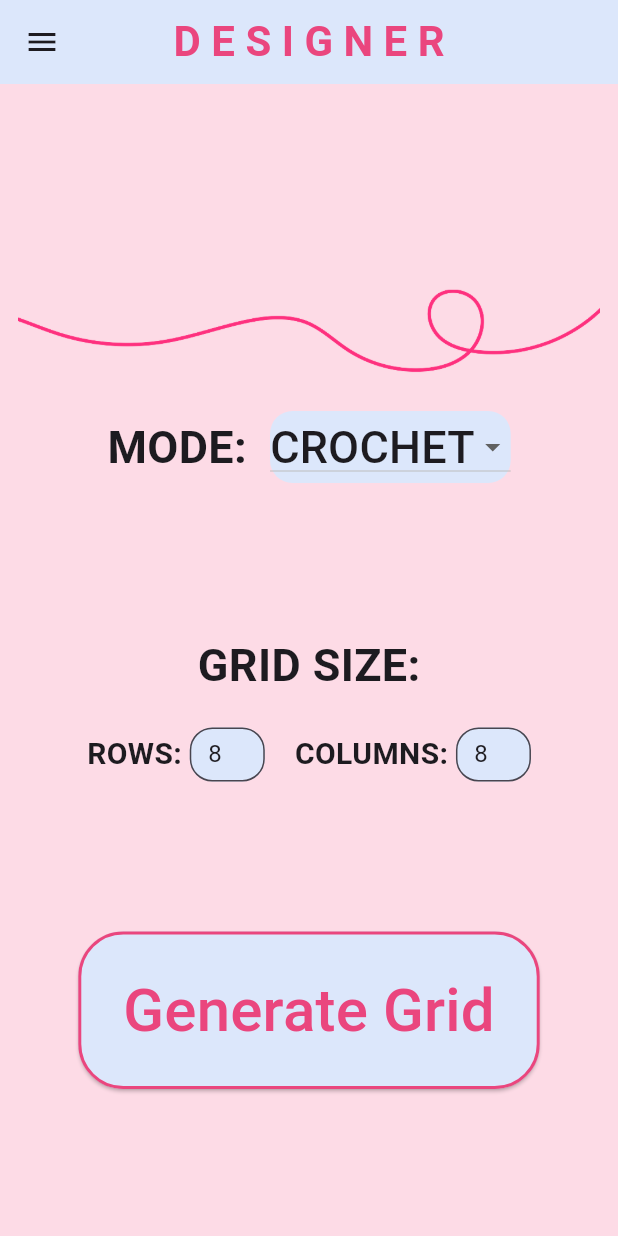
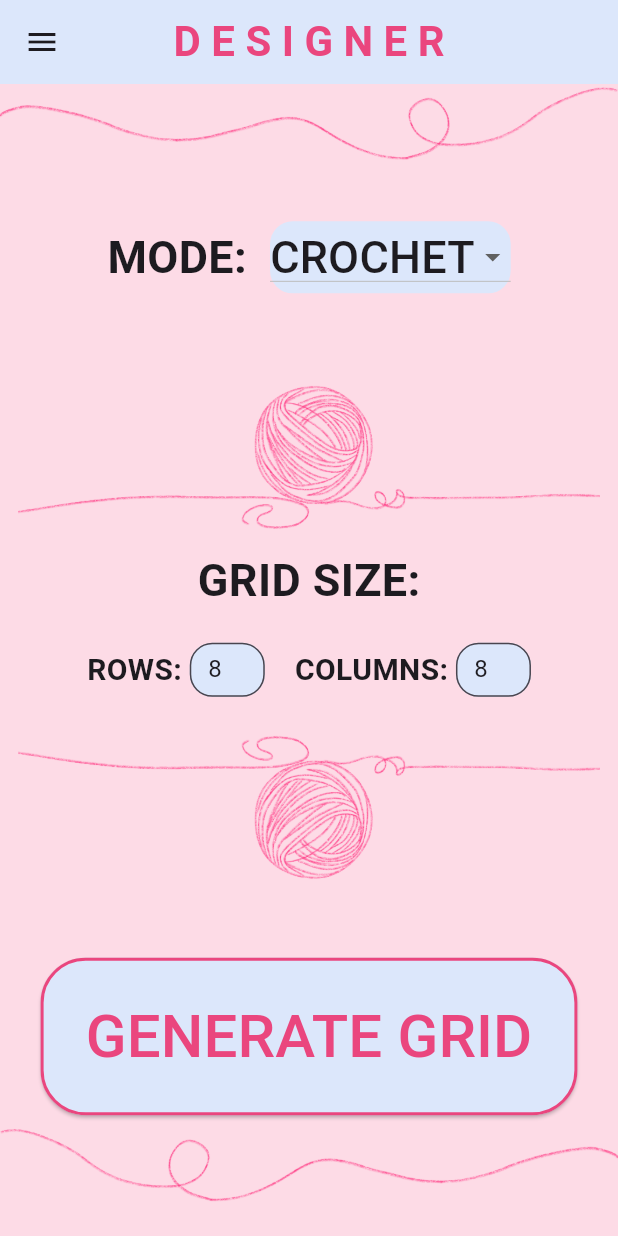
Before and after one commit to Ayesha-Jan/stitch-atlas, a Flutter app: the Designer screen opened by its route, on a phone screen of 412 x 824 dp. Run offline on Flutter 3.47's test engine with Material 3 defaults, Android fonts, the phone set to English and light mode, and no system bars; our stand-ins replace flutter_colorpicker, flutter_svg.

Commit message:
Adding images to the designer page

```diff
--- a/lib/pages/designer.dart
+++ b/lib/pages/designer.dart
@@ -70,21 +70,24 @@ class _DesignerState extends State<Designer> {
 
       body: Container(
         color: Color(0xFFFDDBE6),
+        child: Column(
+          children: [
+            Image.asset(
+              'assets/images/string.png',
+              width: double.infinity,
+              fit: BoxFit.fitWidth,
+            ),
+            Expanded(
               child: Padding(
                 padding: EdgeInsets.all(12),
                 child: Column(
-            mainAxisAlignment: MainAxisAlignment.center,
                   children: [
-              Image.asset(
-                'assets/images/string.png',
-                height: 100,
-                width: double.infinity,
-                fit: BoxFit.fitWidth,
-              ),
-              SizedBox(height: 20),
                     Row(
                       mainAxisAlignment: MainAxisAlignment.center,
                       children: [
+
+                        SizedBox(height: 100),
+
                         Text(
                           "MODE:  ",
                           style: TextStyle(
@@ -119,7 +122,15 @@ class _DesignerState extends State<Designer> {
                       ],
                     ),
 
-              SizedBox(height: 100),
+                    SizedBox(height: 30),
+
+                    Image.asset(
+                      'assets/images/yarn.png',
+                      width: double.infinity,
+                      fit: BoxFit.fitWidth,
+                    ),
+
+                    SizedBox(height: 10),
 
                     Text(
                       "GRID SIZE:",
@@ -180,7 +191,15 @@ class _DesignerState extends State<Designer> {
                       ],
                     ),
 
-              SizedBox(height: 100),
+                    SizedBox(height: 20),
+
+                    Image.asset(
+                      'assets/images/yarn_flipped.png',
+                      width: double.infinity,
+                      fit: BoxFit.fitWidth,
+                    ),
+
+                    SizedBox(height: 50),
 
                     // GENERATE GRID BUTTON
                     ElevatedButton(
@@ -218,7 +237,7 @@ class _DesignerState extends State<Designer> {
                         )
                       ),
                       child: Text(
-                  "Generate Grid",
+                        "GENERATE GRID",
                         style: TextStyle(
                           fontSize: 40,
                         ),
@@ -228,6 +247,15 @@ class _DesignerState extends State<Designer> {
                 ),
               ),
             ),
+            Image.asset(
+              'assets/images/string_flipped.png',
+              width: double.infinity,
+              fit: BoxFit.fitWidth,
+            ),
+            SizedBox(height: 20,)
+          ],
+        )
+      ),
     );
   }
 }
```
Also changed, not shown: assets/images/string.png, assets/images/string_flipped.png (added), assets/images/yarn_flipped.png (added). Lines whose indentation alone changed are shown as unchanged.
